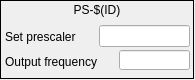
The window that ui/EVR/evr_prescaler.ui (epics-modules/mrfioc2) describes before a commit, drawn with Qt 5.
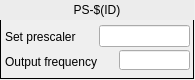
The same window after the commit. Custom widgets are drawn as their Qt base class.

Commit message: [COSYLAB-39] applied styles and added a few finishing touches. In pulsers view the type of display need to be decided

The edit to the form file:
```diff
--- a/ui/EVR/evr_prescaler.ui
+++ b/ui/EVR/evr_prescaler.ui
@@ -76,6 +76,9 @@
       <height>20</height>
      </rect>
     </property>
+    <property name="styleSheet">
+     <string notr="true">background-color: rgb(236, 236, 236, 255);</string>
+    </property>
     <property name="text">
      <string>PS-$(ID)</string>
     </property>
```
Left out of the diff: 10 changed lines with no effect on the pictures. The commit also changes 20 other files.
